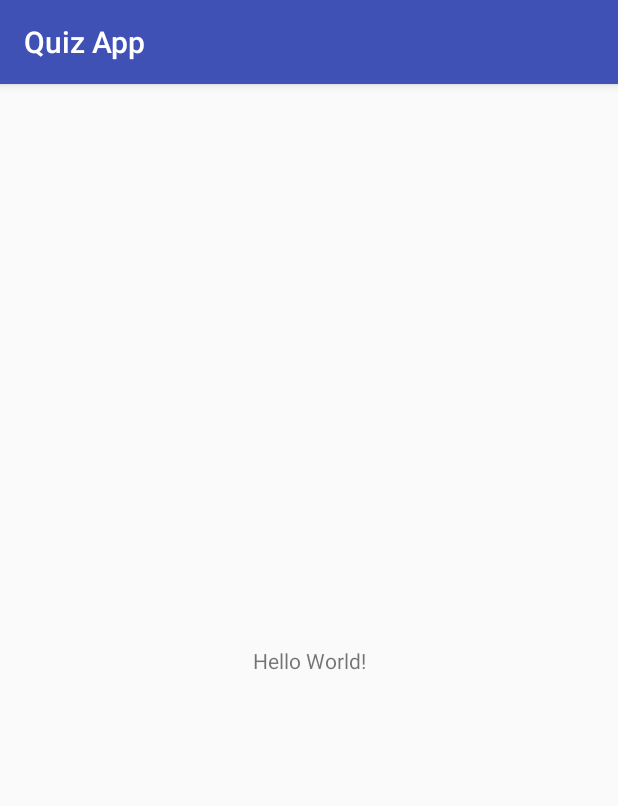
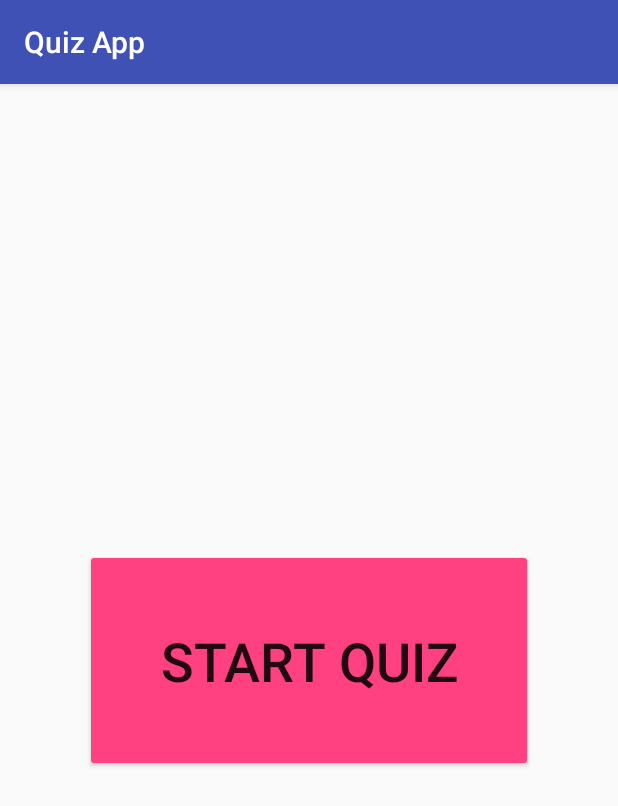
Before and after one commit to ranggasenatama/Quiz-App-Android, an Android app: the screen it shows after launch (MainActivity), on a phone screen of 412 x 824 dp. Shown: the top 806 px of the screen. Run offline under Robolectric (Android 15) with nearby library versions, the phone set to English and light mode, and no system bars.

Commit message:
set START Quiz layout + logic

```diff
--- a/app/src/main/java/com/example/asus/quizapp/MainActivity.java
+++ b/app/src/main/java/com/example/asus/quizapp/MainActivity.java
@@ -2,12 +2,21 @@ package com.example.asus.quizapp;
 
 import android.support.v7.app.AppCompatActivity;
 import android.os.Bundle;
+import android.view.View;
+import android.widget.Button;
 
 public class MainActivity extends AppCompatActivity {
+    Button button;
+
+    public void clickStartQuiz(View view){
+        button.setVisibility(View.INVISIBLE);
+    }
 
     @Override
     protected void onCreate(Bundle savedInstanceState) {
         super.onCreate(savedInstanceState);
         setContentView(R.layout.activity_main);
+
+        button=findViewById(R.id.startQuizButton);
     }
 }
--- a/app/src/main/res/layout/activity_main.xml
+++ b/app/src/main/res/layout/activity_main.xml
@@ -6,13 +6,19 @@
     android:layout_height="match_parent"
     tools:context="com.example.asus.quizapp.MainActivity">
 
-    <TextView
+    <Button
+        android:id="@+id/startQuizButton"
         android:layout_width="wrap_content"
         android:layout_height="wrap_content"
-        android:text="Hello World!"
+        android:backgroundTint="?android:attr/textColorLink"
+        android:elevation="0dp"
+        android:onClick="clickStartQuiz"
+        android:padding="50dp"
+        android:text="Start Quiz"
+        android:textSize="36sp"
         app:layout_constraintBottom_toBottomOf="parent"
-        app:layout_constraintLeft_toLeftOf="parent"
-        app:layout_constraintRight_toRightOf="parent"
+        app:layout_constraintEnd_toEndOf="parent"
+        app:layout_constraintHorizontal_bias="0.5"
+        app:layout_constraintStart_toStartOf="parent"
         app:layout_constraintTop_toTopOf="parent" />
-
 </android.support.constraint.ConstraintLayout>
--- a/app/src/main/res/values/colors.xml
+++ b/app/src/main/res/values/colors.xml
@@ -1,6 +1,6 @@
 <?xml version="1.0" encoding="utf-8"?>
 <resources>
     <color name="colorPrimary">#3F51B5</color>
-    <color name="colorPrimaryDark">#303F9F</color>
+    <color name="colorPrimaryDark">#303f9f</color>
     <color name="colorAccent">#FF4081</color>
 </resources>
```
